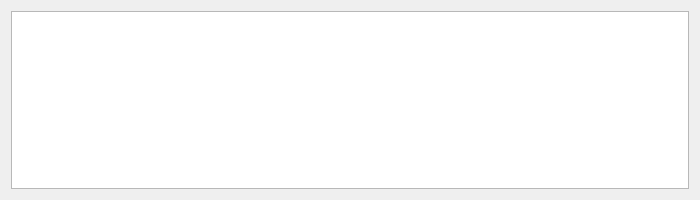
JakubFranek/Kapytal, file src/views/ui_files/forms/table_view_form.ui: the form before one commit.
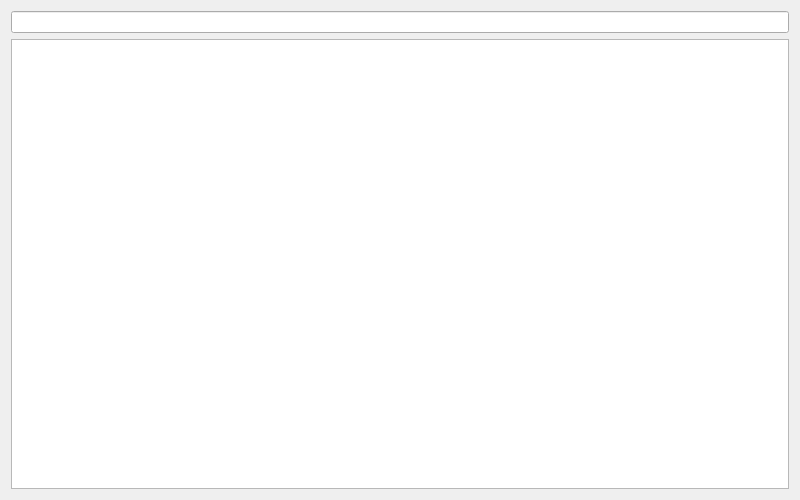
The form after the commit.

Commit message: Add search bar to TransactionTableForm

Patch:
```diff
--- a/src/views/ui_files/forms/table_view_form.ui
+++ b/src/views/ui_files/forms/table_view_form.ui
@@ -9,8 +9,8 @@
    <rect>
     <x>0</x>
     <y>0</y>
-    <width>700</width>
-    <height>200</height>
+    <width>800</width>
+    <height>500</height>
    </rect>
   </property>
   <property name="windowTitle">
@@ -20,6 +20,9 @@
    <locale language="English" country="UnitedKingdom"/>
   </property>
   <layout class="QVBoxLayout" name="verticalLayout">
+   <item>
+    <widget class="QLineEdit" name="searchLineEdit"/>
+   </item>
    <item>
     <widget class="QTableView" name="tableView">
      <property name="sizeAdjustPolicy">
```
Left out of the diff: 2 changed lines with no effect on the pictures. The commit also changes 3 other files.
